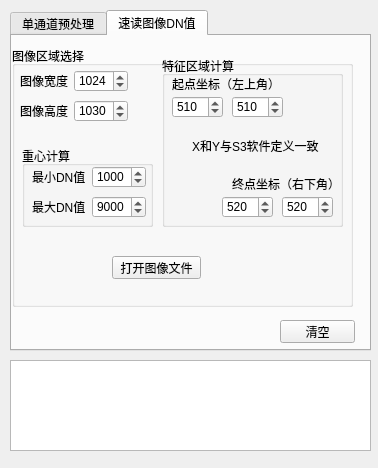
The window that gui.ui (angel263wy/Img_preprocess) describes before a commit, drawn with Qt 5.
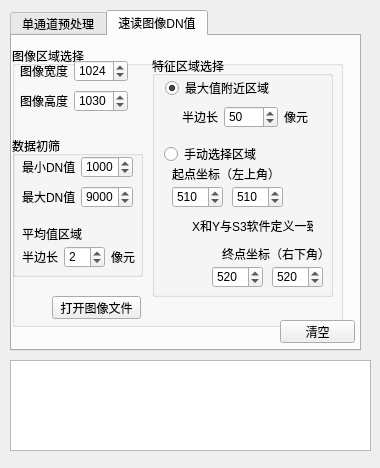
The same window after the commit.

Commit message: 界面修改 速读图像DN值函数较大调整 先计算重心，根据重心所在坐标提取nXn像元求最值和平均值 结果输出文件没有修改

Patch:
```diff
--- a/gui.ui
+++ b/gui.ui
@@ -6,7 +6,7 @@
    <rect>
     <x>0</x>
     <y>0</y>
-    <width>378</width>
+    <width>380</width>
     <height>468</height>
    </rect>
   </property>
@@ -28,7 +28,7 @@
     <rect>
      <x>10</x>
      <y>10</y>
-     <width>361</width>
+     <width>351</width>
      <height>341</height>
     </rect>
    </property>
@@ -363,8 +363,8 @@
       <rect>
        <x>0</x>
        <y>10</y>
-       <width>341</width>
-       <height>261</height>
+       <width>331</width>
+       <height>281</height>
       </rect>
      </property>
      <property name="title">
@@ -373,8 +373,8 @@
      <widget class="QPushButton" name="pushButton_openIMG_readDN">
       <property name="geometry">
        <rect>
-        <x>100</x>
-        <y>210</y>
+        <x>40</x>
+        <y>250</y>
         <width>89</width>
         <height>23</height>
        </rect>
@@ -386,21 +386,21 @@
      <widget class="QGroupBox" name="groupBox_6">
       <property name="geometry">
        <rect>
-        <x>10</x>
-        <y>100</y>
+        <x>0</x>
+        <y>90</y>
         <width>131</width>
-        <height>81</height>
+        <height>141</height>
        </rect>
       </property>
       <property name="title">
-       <string>重心计算</string>
+       <string>数据初筛</string>
       </property>
       <widget class="QWidget" name="layoutWidget_2">
        <property name="geometry">
         <rect>
          <x>10</x>
          <y>20</y>
-         <width>114</width>
+         <width>111</width>
          <height>22</height>
         </rect>
        </property>
@@ -432,7 +432,7 @@
         <rect>
          <x>10</x>
          <y>50</y>
-         <width>114</width>
+         <width>111</width>
          <height>22</height>
         </rect>
        </property>
@@ -462,24 +462,73 @@
         </item>
        </layout>
       </widget>
+      <widget class="QLabel" name="label_15">
+       <property name="geometry">
+        <rect>
+         <x>10</x>
+         <y>90</y>
+         <width>71</width>
+         <height>16</height>
+        </rect>
+       </property>
+       <property name="text">
+        <string>平均值区域</string>
+       </property>
+      </widget>
+      <widget class="QWidget" name="layoutWidget_4">
+       <property name="geometry">
+        <rect>
+         <x>10</x>
+         <y>110</y>
+         <width>114</width>
+         <height>22</height>
+        </rect>
+       </property>
+       <layout class="QHBoxLayout" name="horizontalLayout_9">
+        <item>
+         <widget class="QLabel" name="label_16">
+          <property name="text">
+           <string>半边长</string>
+          </property>
+         </widget>
+        </item>
+        <item>
+         <widget class="QSpinBox" name="spinBox_readDN_mean_window_size">
+          <property name="maximum">
+           <number>99</number>
+          </property>
+          <property name="value">
+           <number>2</number>
+          </property>
+         </widget>
+        </item>
+        <item>
+         <widget class="QLabel" name="label_17">
+          <property name="text">
+           <string>像元</string>
+          </property>
+         </widget>
+        </item>
+       </layout>
+      </widget>
      </widget>
      <widget class="QGroupBox" name="groupBox_7">
       <property name="geometry">
        <rect>
-        <x>150</x>
+        <x>140</x>
         <y>10</y>
         <width>181</width>
-        <height>171</height>
+        <height>241</height>
        </rect>
       </property>
       <property name="title">
-       <string>特征区域计算</string>
+       <string>特征区域选择</string>
       </property>
       <widget class="QLabel" name="label_8">
        <property name="geometry">
         <rect>
-         <x>10</x>
-         <y>20</y>
+         <x>20</x>
+         <y>110</y>
          <width>121</width>
          <height>16</height>
         </rect>
@@ -491,8 +540,8 @@
       <widget class="QSpinBox" name="spinBox_startX_readdn">
        <property name="geometry">
         <rect>
-         <x>10</x>
-         <y>40</y>
+         <x>20</x>
+         <y>130</y>
          <width>51</width>
          <height>22</height>
         </rect>
@@ -507,8 +556,8 @@
       <widget class="QSpinBox" name="spinBox_startY_readdn">
        <property name="geometry">
         <rect>
-         <x>70</x>
-         <y>40</y>
+         <x>80</x>
+         <y>130</y>
          <width>51</width>
          <height>22</height>
         </rect>
@@ -523,9 +572,9 @@
       <widget class="QLabel" name="label_10">
        <property name="geometry">
         <rect>
-         <x>30</x>
-         <y>80</y>
-         <width>131</width>
+         <x>40</x>
+         <y>160</y>
+         <width>121</width>
          <height>20</height>
         </rect>
        </property>
@@ -537,7 +586,7 @@
        <property name="geometry">
         <rect>
          <x>70</x>
-         <y>120</y>
+         <y>190</y>
          <width>111</width>
          <height>16</height>
         </rect>
@@ -550,7 +599,7 @@
        <property name="geometry">
         <rect>
          <x>120</x>
-         <y>140</y>
+         <y>210</y>
          <width>51</width>
          <height>22</height>
         </rect>
@@ -566,7 +615,7 @@
        <property name="geometry">
         <rect>
          <x>60</x>
-         <y>140</y>
+         <y>210</y>
          <width>51</width>
          <height>22</height>
         </rect>
@@ -578,6 +627,71 @@
         <number>520</number>
        </property>
       </widget>
+      <widget class="QRadioButton" name="radioButton_readDN_max_sel">
+       <property name="geometry">
+        <rect>
+         <x>13</x>
+         <y>24</y>
+         <width>107</width>
+         <height>16</height>
+        </rect>
+       </property>
+       <property name="text">
+        <string>最大值附近区域</string>
+       </property>
+       <property name="checked">
+        <bool>true</bool>
+       </property>
+      </widget>
+      <widget class="QRadioButton" name="radioButton_readDN_man_sel">
+       <property name="geometry">
+        <rect>
+         <x>12</x>
+         <y>90</y>
+         <width>95</width>
+         <height>16</height>
+        </rect>
+       </property>
+       <property name="text">
+        <string>手动选择区域</string>
+       </property>
+      </widget>
+      <widget class="QWidget" name="">
+       <property name="geometry">
+        <rect>
+         <x>30</x>
+         <y>50</y>
+         <width>131</width>
+         <height>22</height>
+        </rect>
+       </property>
+       <layout class="QHBoxLayout" name="horizontalLayout_8">
+        <item>
+         <widget class="QLabel" name="label_14">
+          <property name="text">
+           <string>半边长</string>
+          </property>
+         </widget>
+        </item>
+        <item>
+         <widget class="QSpinBox" name="spinBox_readDN_max_sel_window_size">
+          <property name="maximum">
+           <number>1000</number>
+          </property>
+          <property name="value">
+           <number>50</number>
+          </property>
+         </widget>
+        </item>
+        <item>
+         <widget class="QLabel" name="label_13">
+          <property name="text">
+           <string>像元</string>
+          </property>
+         </widget>
+        </item>
+       </layout>
+      </widget>
      </widget>
     </widget>
    </widget>
@@ -599,7 +713,7 @@
    <property name="geometry">
     <rect>
      <x>20</x>
-     <y>70</y>
+     <y>60</y>
      <width>108</width>
      <height>22</height>
     </rect>
@@ -631,7 +745,7 @@
    <property name="geometry">
     <rect>
      <x>20</x>
-     <y>100</y>
+     <y>90</y>
      <width>108</width>
      <height>22</height>
     </rect>
```
The commit also changes 2 other files.
